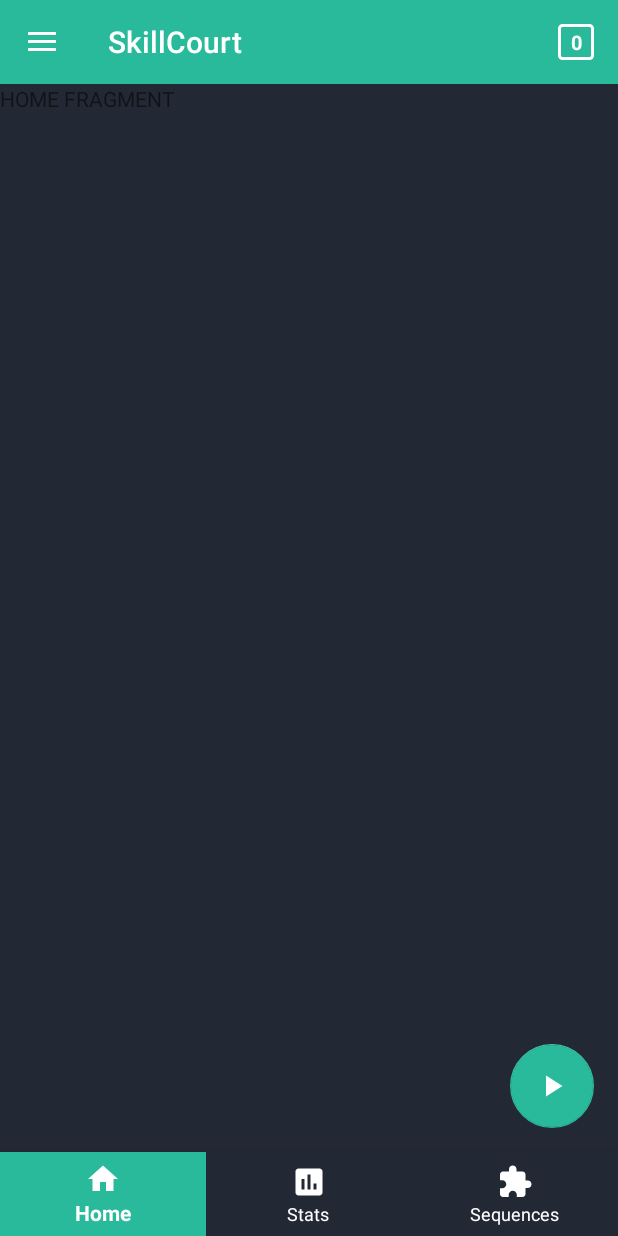
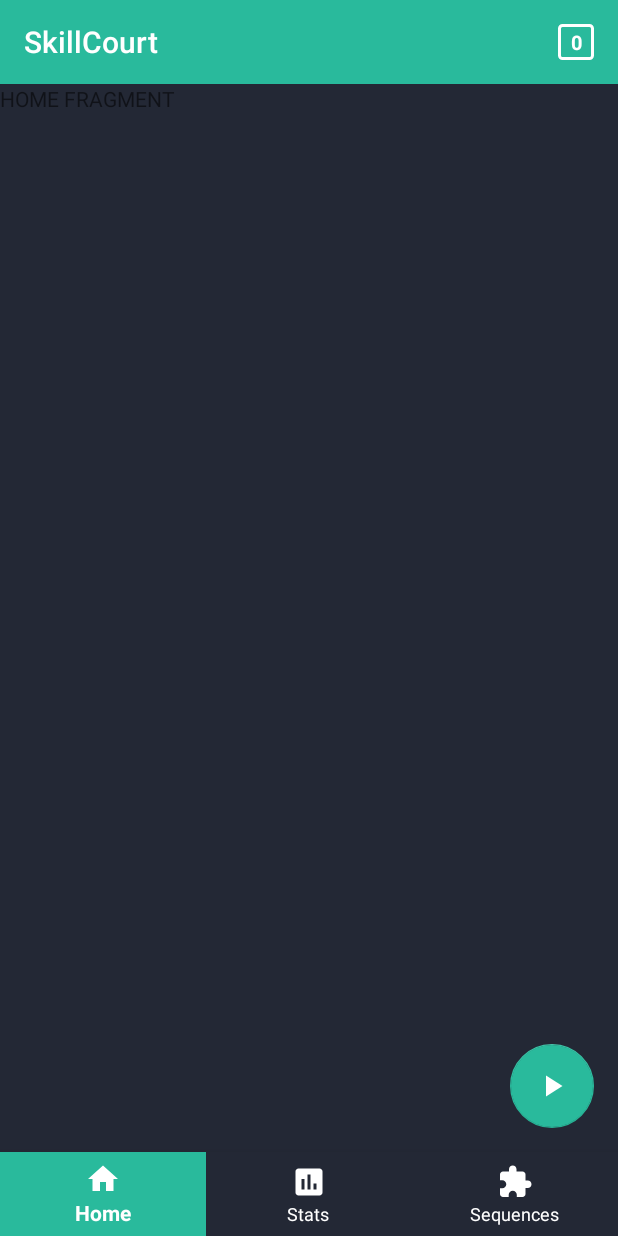
Before and after one commit to hmartin0/SkillCourt-AndroidApp, an Android app: the screen it shows after launch (MainActivity), on a phone screen of 412 x 824 dp. Run offline under Robolectric (Android 15) with nearby library versions, the phone set to English and light mode, and no system bars; 3 statements that could not run were skipped.

Commit message:
Removed the navigation drawer and all its content from the app. Was unable to remove some code from the drawer in the mainActivity.java file because it would affect the back button. Need to fix that later on.

```diff
--- a/app/build.gradle
+++ b/app/build.gradle
@@ -39,4 +39,5 @@ dependencies {
     androidTestImplementation "com.android.support.test:runner:1.0.2"
     androidTestImplementation "com.android.support.test.espresso:espresso-core:3.0.2"
 
+
 }
--- a/app/src/main/java/com/skillcourt/ui/main/MainActivity.java
+++ b/app/src/main/java/com/skillcourt/ui/main/MainActivity.java
@@ -34,9 +34,14 @@ import com.skillcourt.ui.configuration.PadConfigFragment;
 
 /**
  * Created by Joshua Mclendon on 2/2/18.
+ *
+ * Edited by Hairon Martin on 1/28/2020
+ *
+ * Removed the Drawer Layour from the application, still need to remove rest of code here
+ * in Main. Drawer Layout affect back button.
+ * Remove mDrawer and mDrawerToggle and fix back button
  */
-public class MainActivity extends AppCompatActivity
-        implements NavigationView.OnNavigationItemSelectedListener {
+public class MainActivity extends AppCompatActivity {
 
     private static final String TAG = MainActivity.class.getName();
     private final static String CONNECTIVITY_ACTION = "CONNECTIVITY_CHANGE";
@@ -94,10 +99,9 @@ public class MainActivity extends AppCompatActivity
         mDrawerToggle = new ActionBarDrawerToggle(
                 this, mDrawer, toolbar, R.string.navigation_drawer_open, R.string.navigation_drawer_close);
         mDrawer.addDrawerListener(mDrawerToggle);
+        mDrawerToggle.setDrawerIndicatorEnabled(false);
         mDrawerToggle.syncState();
 
-        NavigationView navigationView = findViewById(R.id.nav_view);
-        navigationView.setNavigationItemSelectedListener(this);
 
         connectionIntentFilter = new IntentFilter();
         connectionIntentFilter.addAction(CONNECTIVITY_ACTION);
@@ -225,30 +229,6 @@ public class MainActivity extends AppCompatActivity
     };
 
 
-    @SuppressWarnings("StatementWithEmptyBody")
-    @Override
-    public boolean onNavigationItemSelected(MenuItem item) {
-        // Handle navigation view item clicks here.
-        int id = item.getItemId();
-
-        if (id == R.id.nav_camera) {
-            // Handle the camera action
-        } else if (id == R.id.nav_gallery) {
-
-        } else if (id == R.id.nav_slideshow) {
-
-        } else if (id == R.id.nav_manage) {
-
-        } else if (id == R.id.nav_share) {
-
-        } else if (id == R.id.nav_send) {
-
-        }
-
-        mDrawer.closeDrawer(GravityCompat.START);
-        return true;
-    }
-
     @Override
     protected void onResume() {
         super.onResume();
@@ -318,7 +298,7 @@ public class MainActivity extends AppCompatActivity
             // Remove back button
             mActionBar.setDisplayHomeAsUpEnabled(false);
             // Show hamburger
-            mDrawerToggle.setDrawerIndicatorEnabled(true);
+            mDrawerToggle.setDrawerIndicatorEnabled(false);
             // Remove the/any drawer toggle listener
             mDrawerToggle.setToolbarNavigationClickListener(null);
             mToolBarNavigationListenerIsRegistered = false;
--- a/app/src/main/res/layout/activity_main.xml
+++ b/app/src/main/res/layout/activity_main.xml
@@ -13,13 +13,5 @@
         android:layout_width="match_parent"
         android:layout_height="match_parent" />
 
-    <android.support.design.widget.NavigationView
-        android:id="@+id/nav_view"
-        android:layout_width="wrap_content"
-        android:layout_height="match_parent"
-        android:layout_gravity="start"
-        android:fitsSystemWindows="true"
-        app:headerLayout="@layout/nav_header_main"
-        app:menu="@menu/activity_main_drawer" />
 
 </android.support.v4.widget.DrawerLayout>
--- a/app/src/main/res/menu/activity_main_drawer.xml
+++ /dev/null
@@ -1,38 +0,0 @@
-<?xml version="1.0" encoding="utf-8"?>
-<menu xmlns:android="http://schemas.android.com/apk/res/android"
-    xmlns:tools="http://schemas.android.com/tools"
-    tools:showIn="navigation_view">
-
-    <group android:checkableBehavior="single">
-        <item
-            android:id="@+id/nav_camera"
-            android:icon="@drawable/ic_menu_camera"
-            android:title="Import" />
-        <item
-            android:id="@+id/nav_gallery"
-            android:icon="@drawable/ic_menu_gallery"
-            android:title="Gallery" />
-        <item
-            android:id="@+id/nav_slideshow"
-            android:icon="@drawable/ic_menu_slideshow"
-            android:title="Slideshow" />
-        <item
-            android:id="@+id/nav_manage"
-            android:icon="@drawable/ic_menu_manage"
-            android:title="Tools" />
-    </group>
-
-    <item android:title="Communicate">
-        <menu>
-            <item
-                android:id="@+id/nav_share"
-                android:icon="@drawable/ic_menu_share"
-                android:title="Share" />
-            <item
-                android:id="@+id/nav_send"
-                android:icon="@drawable/ic_menu_send"
-                android:title="Send" />
-        </menu>
-    </item>
-
-</menu>
```
Also changed, not shown: app/src/main/res/layout/nav_header_main.xml (deleted, +0 -29 lines), 2 other files.
